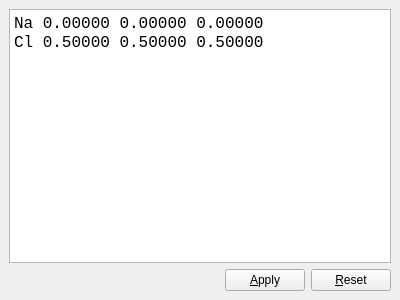
Before: the Qt Designer form libavogadro/src/extensions/crystallography/ui/cecoordinateeditor.ui in cryos/avogadro, drawn with Qt 5.
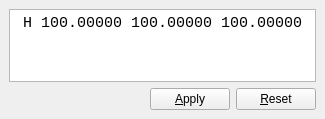
After: the same form once the commit is applied.

```diff
--- a/libavogadro/src/extensions/crystallography/ui/cecoordinateeditor.ui
+++ b/libavogadro/src/extensions/crystallography/ui/cecoordinateeditor.ui
@@ -6,16 +6,22 @@
    <rect>
     <x>0</x>
     <y>0</y>
-    <width>400</width>
-    <height>300</height>
+    <width>325</width>
+    <height>119</height>
    </rect>
   </property>
   <property name="sizePolicy">
-   <sizepolicy hsizetype="Preferred" vsizetype="MinimumExpanding">
+   <sizepolicy hsizetype="MinimumExpanding" vsizetype="Minimum">
     <horstretch>0</horstretch>
     <verstretch>0</verstretch>
    </sizepolicy>
   </property>
+  <property name="minimumSize">
+   <size>
+    <width>325</width>
+    <height>119</height>
+   </size>
+  </property>
   <property name="windowTitle">
    <string>Fractional Coordinates</string>
   </property>
@@ -24,7 +30,7 @@
     <item>
      <widget class="QTextEdit" name="edit_coords">
       <property name="sizePolicy">
-       <sizepolicy hsizetype="Preferred" vsizetype="Expanding">
+       <sizepolicy hsizetype="MinimumExpanding" vsizetype="MinimumExpanding">
         <horstretch>0</horstretch>
         <verstretch>0</verstretch>
        </sizepolicy>
@@ -47,9 +53,8 @@
        <string>&lt;!DOCTYPE HTML PUBLIC &quot;-//W3C//DTD HTML 4.0//EN&quot; &quot;http://www.w3.org/TR/REC-html40/strict.dtd&quot;&gt;
 &lt;html&gt;&lt;head&gt;&lt;meta name=&quot;qrichtext&quot; content=&quot;1&quot; /&gt;&lt;style type=&quot;text/css&quot;&gt;
 p, li { white-space: pre-wrap; }
-&lt;/style&gt;&lt;/head&gt;&lt;body style=&quot; font-family:'Monospace'; font-size:13pt; font-weight:400; font-style:normal;&quot;&gt;
-&lt;p style=&quot; margin-top:0px; margin-bottom:0px; margin-left:0px; margin-right:0px; -qt-block-indent:0; text-indent:0px;&quot;&gt;&lt;span style=&quot; font-size:12pt;&quot;&gt;Na 0.00000 0.00000 0.00000&lt;/span&gt;&lt;/p&gt;
-&lt;p style=&quot; margin-top:0px; margin-bottom:0px; margin-left:0px; margin-right:0px; -qt-block-indent:0; text-indent:0px;&quot;&gt;&lt;span style=&quot; font-size:12pt;&quot;&gt;Cl 0.50000 0.50000 0.50000&lt;/span&gt;&lt;/p&gt;&lt;/body&gt;&lt;/html&gt;</string>
+&lt;/style&gt;&lt;/head&gt;&lt;body style=&quot; font-family:'Monospace'; font-size:9pt; font-weight:400; font-style:normal;&quot;&gt;
+&lt;p style=&quot; margin-top:0px; margin-bottom:0px; margin-left:0px; margin-right:0px; -qt-block-indent:0; text-indent:0px;&quot;&gt;&lt;span style=&quot; font-size:11pt;&quot;&gt; H 100.00000 100.00000 100.00000&lt;/span&gt;&lt;/p&gt;&lt;/body&gt;&lt;/html&gt;</string>
       </property>
      </widget>
     </item>
```
